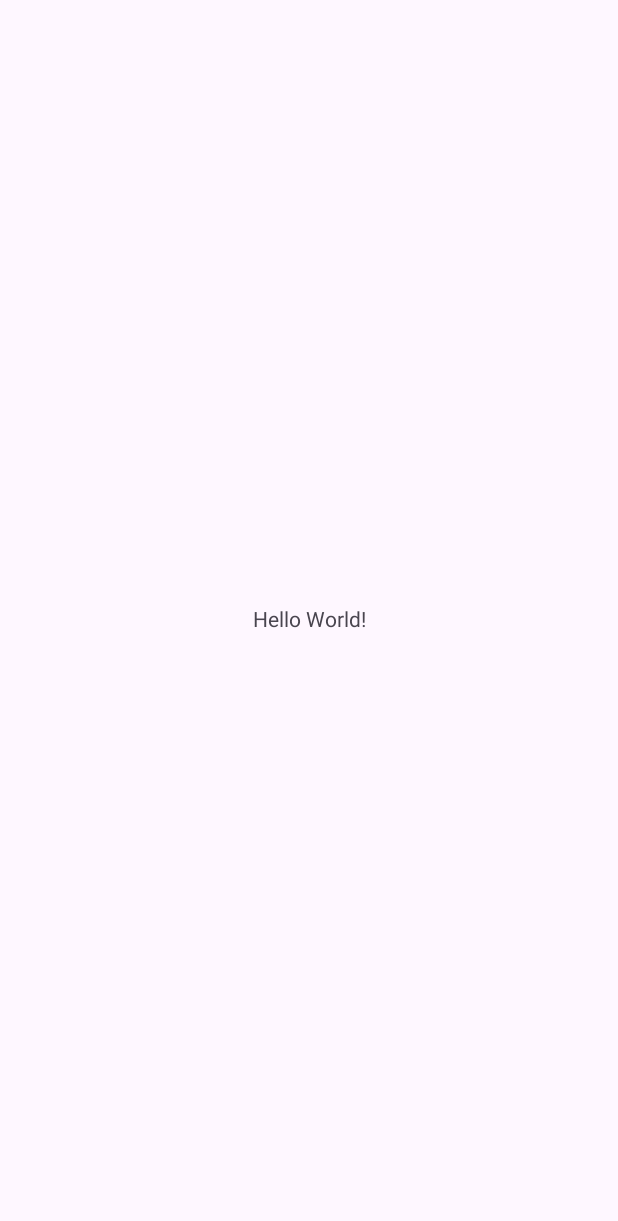
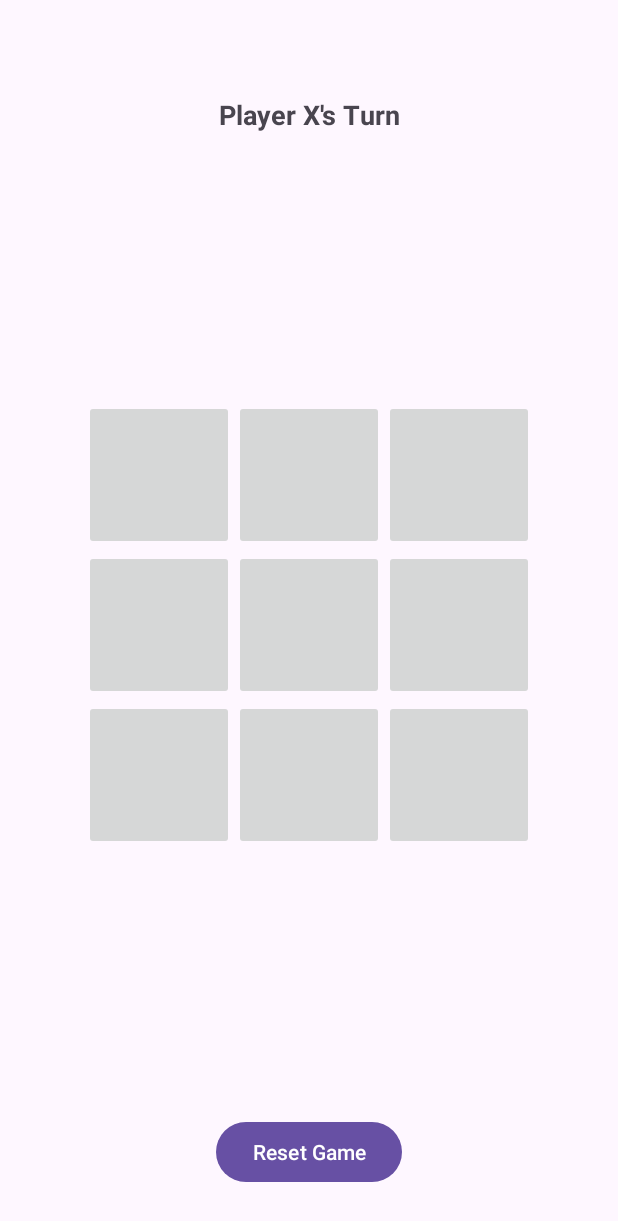
Before and after one commit to tomerProg/Android-Tic-Tac-Toe, an Android app: the screen it shows after launch (MainActivity), on a phone screen of 412 x 824 dp. Before the commit the part shown is almost empty. Shown: the top 1221 px of the screen. Run offline under Robolectric (Android 15) with nearby library versions, the phone set to English and light mode, and no system bars.

Commit message:
layout for tic tac toe

```diff
--- a/app/src/main/res/layout/activity_main.xml
+++ b/app/src/main/res/layout/activity_main.xml
@@ -8,12 +8,91 @@
     tools:context=".MainActivity">
 
     <TextView
+        android:id="@+id/tvStatus"
         android:layout_width="wrap_content"
         android:layout_height="wrap_content"
-        android:text="Hello World!"
-        app:layout_constraintBottom_toBottomOf="parent"
+        android:layout_marginTop="64dp"
+        android:text="Player X's Turn"
+        android:textSize="18sp"
+        android:textStyle="bold"
         app:layout_constraintEnd_toEndOf="parent"
         app:layout_constraintStart_toStartOf="parent"
         app:layout_constraintTop_toTopOf="parent" />
 
+    <GridLayout
+        android:id="@+id/gridLayout"
+        android:layout_width="wrap_content"
+        android:layout_height="wrap_content"
+        android:columnCount="3"
+        android:rowCount="3"
+        app:layout_constraintBottom_toTopOf="@+id/btnReset"
+        app:layout_constraintEnd_toEndOf="parent"
+        app:layout_constraintStart_toStartOf="parent"
+        app:layout_constraintTop_toBottomOf="@+id/tvStatus">
+
+        <ImageButton
+            android:id="@+id/btn00"
+            android:layout_width="100dp"
+            android:layout_height="100dp"
+            android:scaleType="centerInside" />
+
+        <ImageButton
+            android:id="@+id/btn01"
+            android:layout_width="100dp"
+            android:layout_height="100dp"
+            android:scaleType="centerInside" />
+
+        <ImageButton
+            android:id="@+id/btn02"
+            android:layout_width="100dp"
+            android:layout_height="100dp"
+            android:scaleType="centerInside" />
+
+        <ImageButton
+            android:id="@+id/btn10"
+            android:layout_width="100dp"
+            android:layout_height="100dp"
+            android:scaleType="centerInside" />
+
+        <ImageButton
+            android:id="@+id/btn11"
+            android:layout_width="100dp"
+            android:layout_height="100dp"
+            android:scaleType="centerInside" />
+
+        <ImageButton
+            android:id="@+id/btn12"
+            android:layout_width="100dp"
+            android:layout_height="100dp"
+            android:scaleType="centerInside" />
+
+        <ImageButton
+            android:id="@+id/btn20"
+            android:layout_width="100dp"
+            android:layout_height="100dp"
+            android:scaleType="centerInside" />
+
+        <ImageButton
+            android:id="@+id/btn21"
+            android:layout_width="100dp"
+            android:layout_height="100dp"
+            android:scaleType="centerInside" />
+
+        <ImageButton
+            android:id="@+id/btn22"
+            android:layout_width="100dp"
+            android:layout_height="100dp"
+            android:scaleType="centerInside" />
+    </GridLayout>
+
+    <Button
+        android:id="@+id/btnReset"
+        android:layout_width="wrap_content"
+        android:layout_height="wrap_content"
+        android:layout_marginBottom="32dp"
+        android:text="Reset Game"
+        app:layout_constraintBottom_toBottomOf="parent"
+        app:layout_constraintEnd_toEndOf="parent"
+        app:layout_constraintStart_toStartOf="parent" />
+
 </androidx.constraintlayout.widget.ConstraintLayout>
--- a/app/src/main/res/values/themes.xml
+++ b/app/src/main/res/values/themes.xml
@@ -1,6 +1,6 @@
 <resources xmlns:tools="http://schemas.android.com/tools">
     <!-- Base application theme. -->
-    <style name="Base.Theme.TicTacToe" parent="Theme.Material3.DayNight.NoActionBar">
+    <style name="Base.Theme.TicTacToe" parent="Theme.Material3.Light.NoActionBar">
         <!-- Customize your light theme here. -->
         <!-- <item name="colorPrimary">@color/my_light_primary</item> -->
     </style>
```
Also changed, not shown: app/src/main/res/drawable/o_image.png (added), app/src/main/res/drawable/x_image.png (added).
